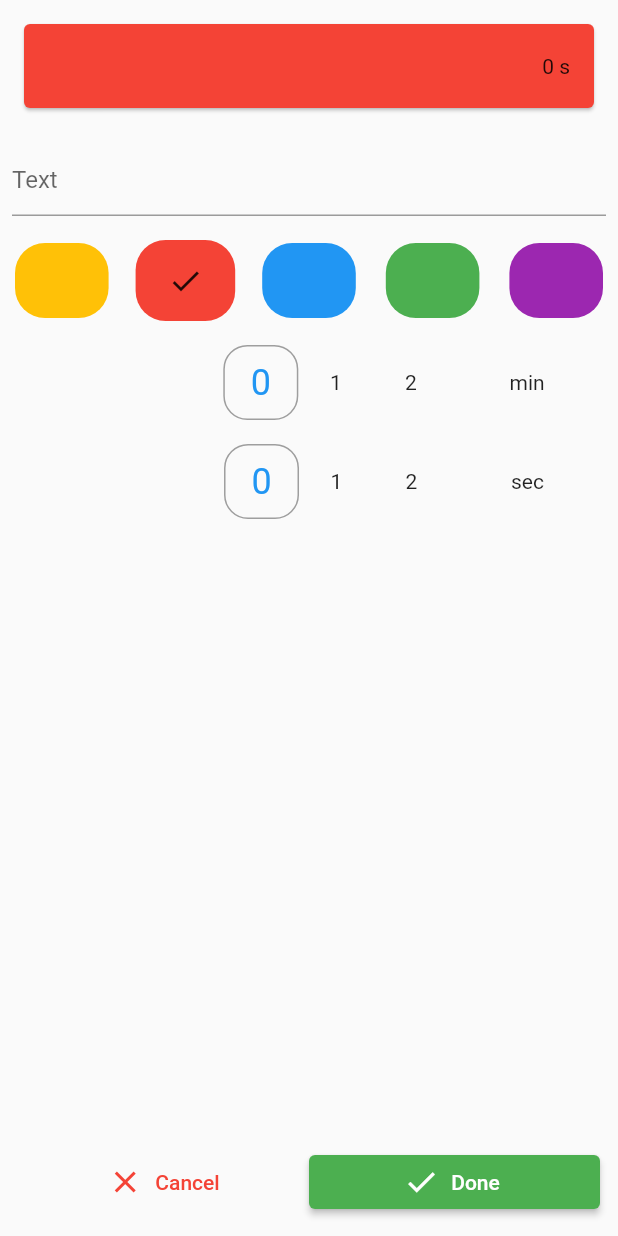
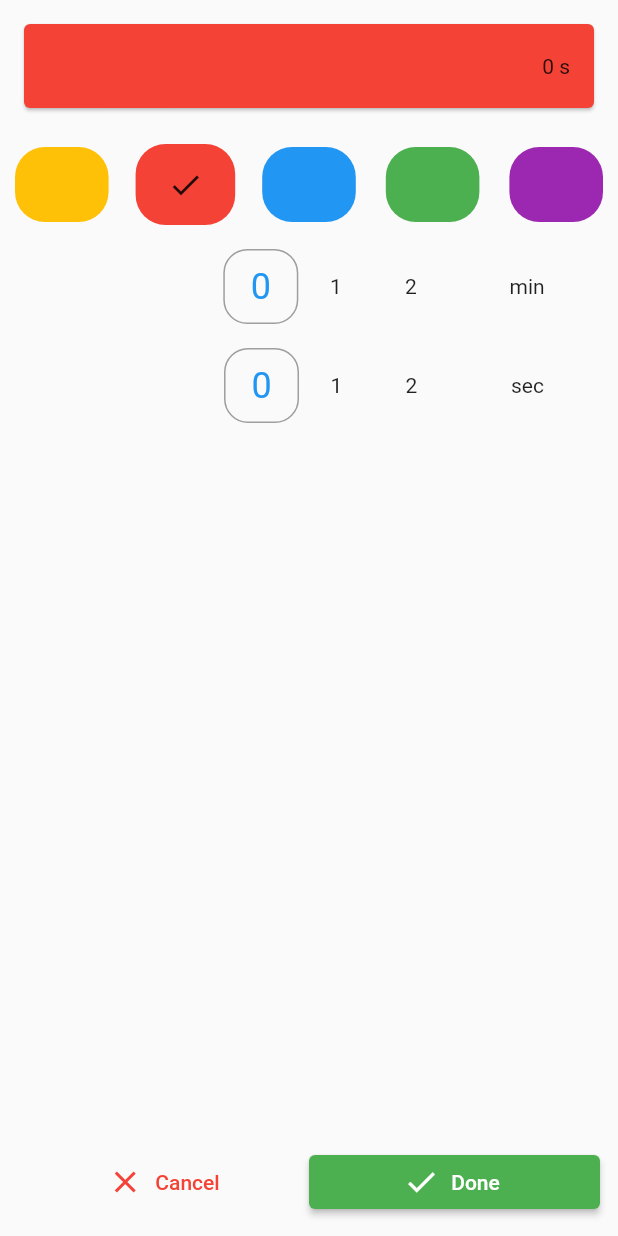
Before and after one commit to paulkoehlerdev/strech_timer, a Flutter app: the _TimeslotElementModal widget shown alone on an empty page, opened directly with empty values, on a phone screen of 412 x 824 dp. Run offline on Flutter 3.47's test engine with Material 2 defaults, Android fonts, the phone set to English and light mode, and no system bars; drawn by our look-alikes of numberpicker.

Commit message:
removed Textbox from Timeslot Modal due to bug🐛

```diff
--- a/lib/widgets/modals/timeslot_element_modal.dart
+++ b/lib/widgets/modals/timeslot_element_modal.dart
@@ -18,28 +18,24 @@ void showTimeslotElementModal(BuildContext context, Queue parent, {TimeslotEleme
 
 class _TimeslotElementModal extends StatefulWidget {
   final Queue _queue;
-  TimeslotElement? element;
+  late TimeslotElement element;
+  late bool isNew;
+
 
   _TimeslotElementModal(
     this._queue, {
-      this.element,
+      TimeslotElement? element,
     Key? key,
-  }) : super(key: key);
+  }) : super(key: key) {
+    isNew = element == null;
+    this.element = element ?? TimeslotElement(Timeslot(color: Colors.red, text: ""));
+  }
 
   @override
   State<_TimeslotElementModal> createState() => _TimeslotElementModalState();
 }
 
 class _TimeslotElementModalState extends State<_TimeslotElementModal> {
-  TextEditingController controller = TextEditingController();
-  bool isNew = false;
-
-  @override
-  void initState() {
-    super.initState();
-    isNew = widget.element == null;
-    widget.element ??= TimeslotElement(Timeslot(color: Colors.red));
-  }
 
   @override
   Widget build(BuildContext context) {
@@ -47,25 +43,10 @@ class _TimeslotElementModalState extends State<_TimeslotElementModal> {
       children: [
         Padding(
           padding: const EdgeInsets.all(12.0),
-          child: TimeslotElementWidget(widget.element!.timeslot),
-        ),
-        Padding(
-          padding: const EdgeInsets.all(8.0),
-          child: TextField(
-            controller: controller,
-            decoration: const InputDecoration(
-              border: UnderlineInputBorder(),
-              hintText: "Text",
-            ),
-            onChanged: (value)  {
-              setState(() {
-                widget.element!.timeslot.text = value;
-              });
-            },
-          ),
+          child: TimeslotElementWidget(widget.element.timeslot),
         ),
         ColorSelector(
-          widget.element!.timeslot,
+          widget.element.timeslot,
           callback: () {
             setState(() {});
           },
@@ -79,12 +60,12 @@ class _TimeslotElementModalState extends State<_TimeslotElementModal> {
                 axis: Axis.horizontal,
                 minValue: 0,
                 maxValue: 60,
-                value: widget.element!.timeslot.time.inMinutes,
+                value: widget.element.timeslot.time.inMinutes,
                 onChanged: (n) {
                   setState(() {
-                    widget.element!.timeslot.time = Duration(
+                    widget.element.timeslot.time = Duration(
                       minutes: n,
-                      seconds: widget.element!.timeslot.time.inSeconds % 60,
+                      seconds: widget.element.timeslot.time.inSeconds % 60,
                     );
                   });
                 },
@@ -109,11 +90,11 @@ class _TimeslotElementModalState extends State<_TimeslotElementModal> {
                   axis: Axis.horizontal,
                   minValue: 0,
                   maxValue: 60,
-                  value: widget.element!.timeslot.time.inSeconds % 60,
+                  value: widget.element.timeslot.time.inSeconds % 60,
                   onChanged: (n) {
                     setState(() {
-                      widget.element!.timeslot.time = Duration(
-                          minutes: widget.element!.timeslot.time.inMinutes, seconds: n);
+                      widget.element.timeslot.time = Duration(
+                          minutes: widget.element.timeslot.time.inMinutes, seconds: n);
                     });
                   },
                 decoration: BoxDecoration(
@@ -136,8 +117,8 @@ class _TimeslotElementModalState extends State<_TimeslotElementModal> {
           },
           onDone: () {
             Navigator.of(context).pop();
-            if(isNew) {
-              widget._queue.add(widget.element!);
+            if(widget.isNew) {
+              widget._queue.add(widget.element);
             }
             else{
               widget._queue.executeListener();
```
